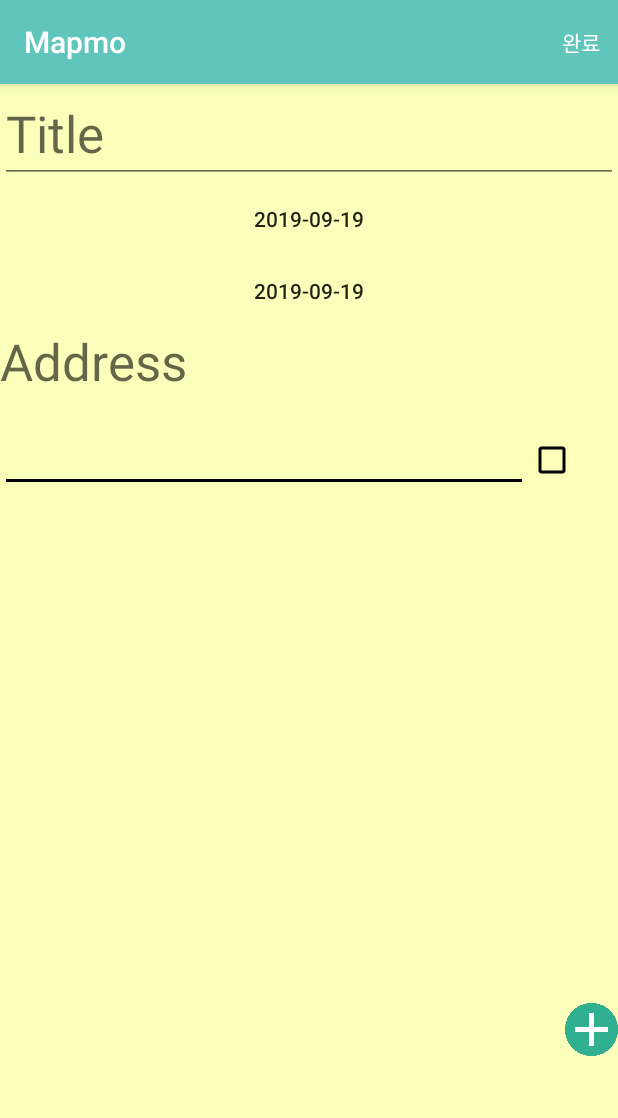
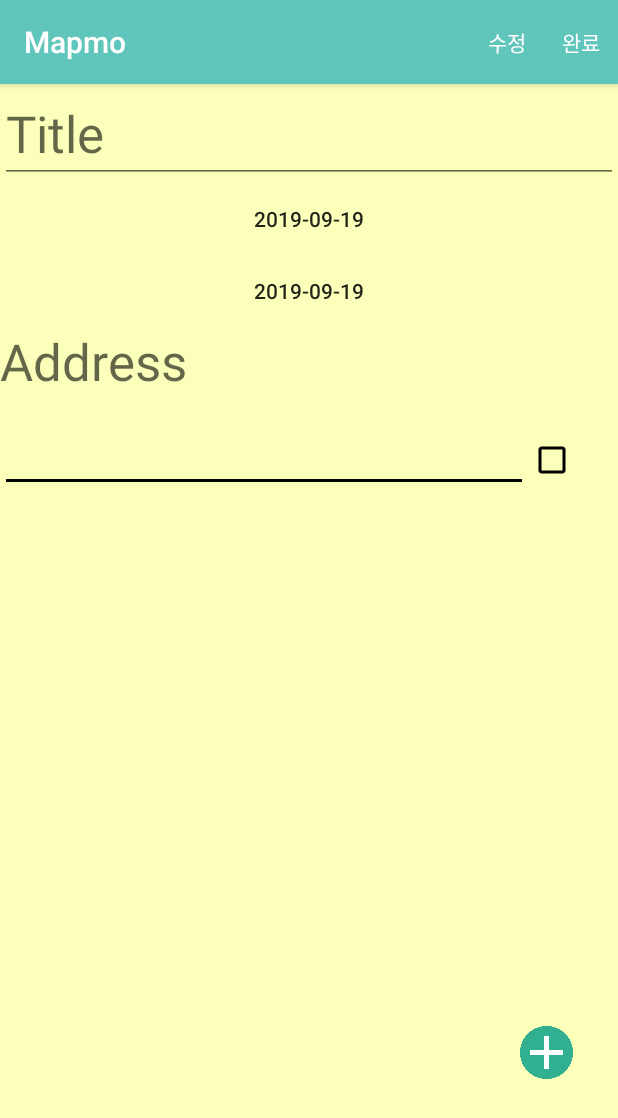
Before and after one commit to JosephNaa/MapmoProject, an Android app: the addMemoActivity screen opened directly, with no data from a screen before it, after a tap on an icon or button, on a phone screen of 412 x 824 dp. Shown: the top 1118 px of the screen. Run offline under Robolectric (Android 15) with nearby library versions, the light colour scheme and no system bars.

Commit message:
추가버튼 위치 조정 및 수정버튼 생성

```diff
--- a/Mapmo/app/src/main/res/layout/activity_add_memo.xml
+++ b/Mapmo/app/src/main/res/layout/activity_add_memo.xml
@@ -52,14 +52,16 @@
             android:layout_height="386dp"
             android:background="#FBFFB9"
             android:divider="@color/common_google_signin_btn_text_dark_disabled"
-            android:scrollbars="none"></ListView>
+            android:scrollbars="none" />
 
         <Button
             android:id="@+id/add"
             android:layout_width="35dp"
             android:layout_height="35dp"
+            android:layout_gravity="right"
+            android:layout_marginRight="30sp"
+            android:layout_marginTop="15sp"
             android:background="@drawable/plus"
-            android:layout_gravity="right"
             tools:layout_editor_absoluteX="0dp"
             tools:layout_editor_absoluteY="0dp" />
 
--- a/Mapmo/app/src/main/res/menu/menu.xml
+++ b/Mapmo/app/src/main/res/menu/menu.xml
@@ -2,7 +2,12 @@
 <menu xmlns:android="http://schemas.android.com/apk/res/android"
     xmlns:app="http://schemas.android.com/apk/res-auto">
 
+    <item android:id="@+id/editBtn"
+        android:title="수정"
+        app:showAsAction="always"/>
+
     <item android:id="@+id/saveBtn"
         android:title="완료"
         app:showAsAction="always"/>
+
 </menu>
```
